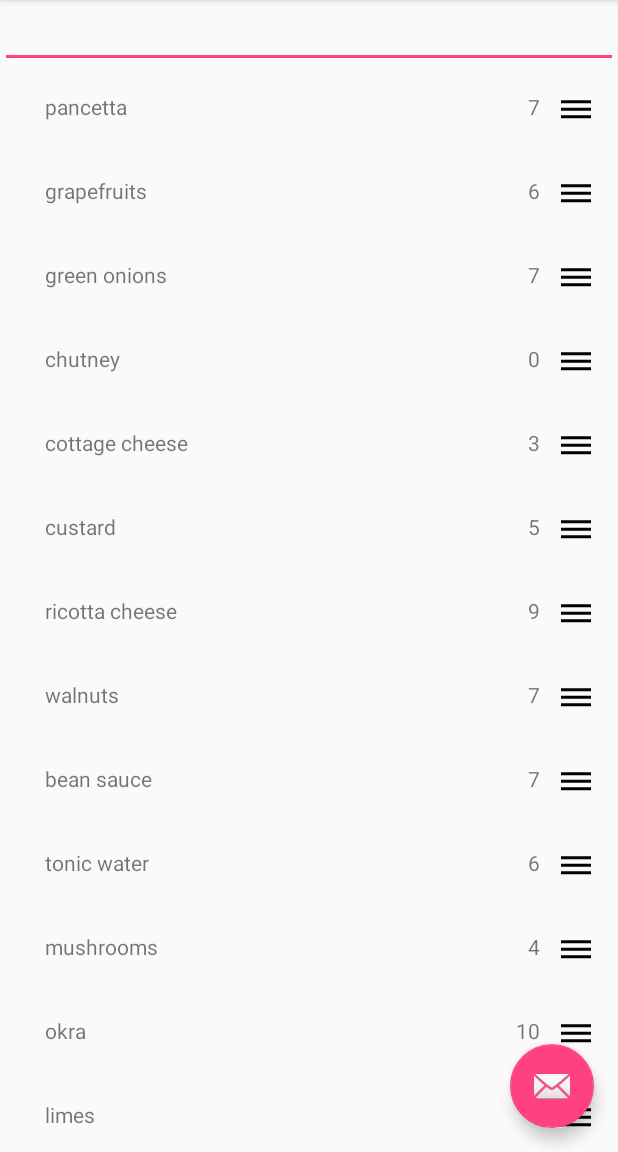
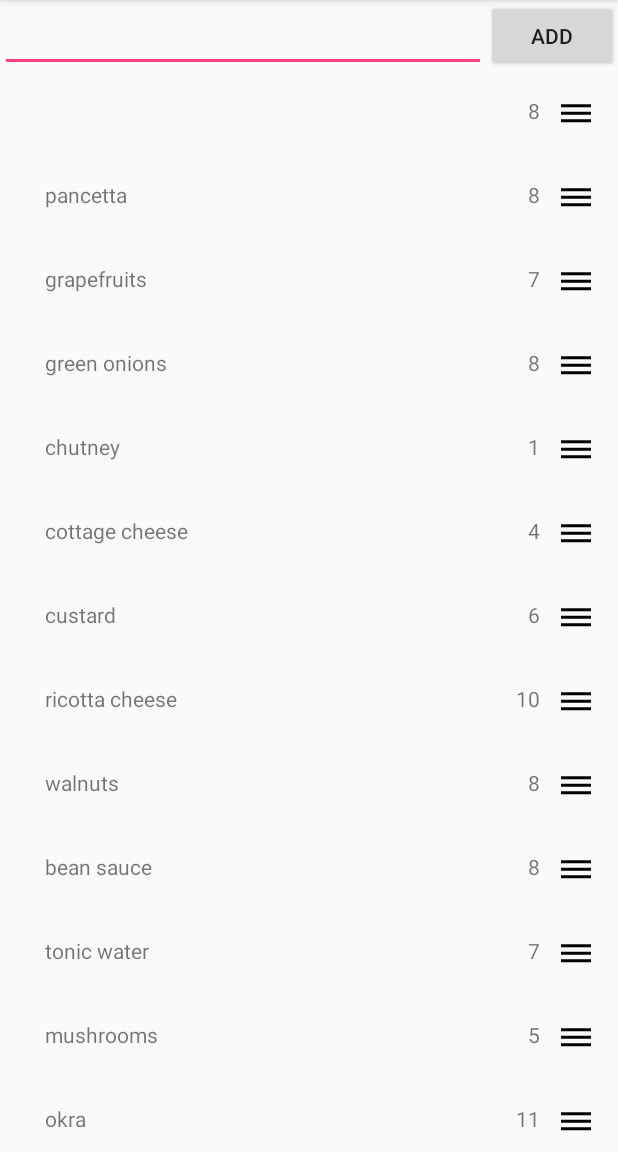
Before and after one commit to EzGreezy/recipe, an Android app: the screen it shows after launch (MainActivity), after a tap on "My List", on a phone screen of 412 x 824 dp, the part 84-1236 px from its top. Run offline under Robolectric (Android 15) with nearby library versions, the phone set to English and light mode, and no system bars; 2 other taps on this screen came first.

Commit message:
Incorporated add button to add ingredient to the list from position 0. Sometimes adds empty item to list in addition to the item added.

```diff
--- a/app/src/main/java/com/nicholaslocicero/focus/reciplee/GroceryListFragment.java
+++ b/app/src/main/java/com/nicholaslocicero/focus/reciplee/GroceryListFragment.java
@@ -7,9 +7,13 @@ import android.support.v7.widget.LinearLayoutManager;
 import android.support.v7.widget.RecyclerView;
 import android.view.LayoutInflater;
 import android.view.View;
+import android.view.View.OnClickListener;
 import android.view.ViewGroup;
+import android.widget.Button;
+import android.widget.EditText;
 import android.widget.TextView;
 import java.util.List;
+import java.util.Random;
 
 
 /**
@@ -19,6 +23,9 @@ public class GroceryListFragment extends Fragment {
 
   private RecyclerView mIngredientRecyclerView;
   private ListAdapter mIgredientListAdapter;
+  private Button mNewIngredient;
+  private EditText mIngredientText;
+  private Random rng = new Random();
 
 
   public GroceryListFragment() {
@@ -33,8 +40,24 @@ public class GroceryListFragment extends Fragment {
 
     mIngredientRecyclerView = (RecyclerView) view.findViewById(R.id.ingredient_list_recycler_view);
     mIngredientRecyclerView.setLayoutManager(new LinearLayoutManager(getActivity()));
+    mNewIngredient = view.findViewById(R.id.add_recipe_button);
+    mIngredientText = view.findViewById(R.id.new_recipe);
 
     updateUI();
+
+    mNewIngredient.setOnClickListener(new OnClickListener() {
+      @Override
+      public void onClick(View v) {
+        Ingredient ingredient = new Ingredient();
+        ingredient.setIngredient(mIngredientText.getText().toString());
+        ingredient.setAmount(rng.nextFloat() * 10 + 1);
+        KitchenIngredients kitchenIngredients = KitchenIngredients.get(getActivity());
+        kitchenIngredients.addIngredient(ingredient);
+        mIgredientListAdapter.notifyItemInserted(0);
+        mIngredientRecyclerView.scrollToPosition(0);
+        mIngredientText.setText("");
+      }
+    });
 
     return view;
   }
@@ -44,7 +67,6 @@ public class GroceryListFragment extends Fragment {
     List<Ingredient> ingredients = kitchenIngredients.getIngredients();
     mIgredientListAdapter = new ListAdapter(ingredients);
     mIngredientRecyclerView.setAdapter(mIgredientListAdapter);
-
   }
 
   private class ListHolder extends RecyclerView.ViewHolder {
--- a/app/src/main/java/com/nicholaslocicero/focus/reciplee/Ingredient.java
+++ b/app/src/main/java/com/nicholaslocicero/focus/reciplee/Ingredient.java
@@ -5,9 +5,7 @@ public class Ingredient {
   private String mIngredient;
   private Float mAmount;
 
-  public Ingredient(String ingredient, Float amount) {
-    mIngredient = ingredient;
-    mAmount = amount;
+  public Ingredient() {
   }
 
   public String getIngredient() {
@@ -17,4 +15,12 @@ public class Ingredient {
   public String getAmount() {
     return String.format("%.0f", mAmount);
   }
+
+  public void setIngredient(String ingredient) {
+    mIngredient = ingredient;
+  }
+
+  public void setAmount(Float amount) {
+    mAmount = amount;
+  }
 }
--- a/app/src/main/java/com/nicholaslocicero/focus/reciplee/KitchenIngredients.java
+++ b/app/src/main/java/com/nicholaslocicero/focus/reciplee/KitchenIngredients.java
@@ -43,10 +43,16 @@ public class KitchenIngredients {
   private KitchenIngredients(Context context) {
     mIngredients = new ArrayList<>();
     for (String food : randomFoods) {
-      Ingredient ingredient = new Ingredient(food, rng.nextFloat() * 10);
+      Ingredient ingredient = new Ingredient();
+      ingredient.setIngredient(food);
+      ingredient.setAmount(rng.nextFloat() * 10 + 1);
       mIngredients.add(ingredient);
     }
   }
 
   public List<Ingredient> getIngredients() { return mIngredients;}
+
+  public void addIngredient(Ingredient ingredient) {
+    mIngredients.add(0, ingredient);
+  }
 }
--- a/app/src/main/java/com/nicholaslocicero/focus/reciplee/MainActivity.java
+++ b/app/src/main/java/com/nicholaslocicero/focus/reciplee/MainActivity.java
@@ -27,15 +27,6 @@ public class MainActivity extends AppCompatActivity
     setContentView(R.layout.activity_main);
     Toolbar toolbar = (Toolbar) findViewById(R.id.toolbar);
     setSupportActionBar(toolbar);
-
-    FloatingActionButton fab = (FloatingActionButton) findViewById(R.id.fab);
-    fab.setOnClickListener(new View.OnClickListener() {
-      @Override
-      public void onClick(View view) {
-        Snackbar.make(view, "Replace with your own action", Snackbar.LENGTH_LONG)
-            .setAction("Action", null).show();
-      }
-    });
 
     DrawerLayout drawer = (DrawerLayout) findViewById(R.id.drawer_layout);
     ActionBarDrawerToggle toggle = new ActionBarDrawerToggle(
--- a/app/src/main/res/layout/app_bar_main.xml
+++ b/app/src/main/res/layout/app_bar_main.xml
@@ -23,12 +23,4 @@
 
   <include layout="@layout/content_main"/>
 
-  <android.support.design.widget.FloatingActionButton
-    android:id="@+id/fab"
-    android:layout_width="wrap_content"
-    android:layout_height="wrap_content"
-    android:layout_margin="@dimen/fab_margin"
-    android:layout_gravity="bottom|end"
-    app:srcCompat="@android:drawable/ic_dialog_email"/>
-
 </android.support.design.widget.CoordinatorLayout>
--- a/app/src/main/res/layout/content_main.xml
+++ b/app/src/main/res/layout/content_main.xml
@@ -9,16 +9,10 @@
   tools:context="com.nicholaslocicero.focus.reciplee.MainActivity"
   tools:showIn="@layout/app_bar_main">
 
-  <EditText
-    android:id="@+id/new_recipe"
-    android:layout_width="match_parent"
-    android:layout_height="wrap_content"/>
-
   <fragment
     android:id="@+id/grocery_list"
     android:name="com.nicholaslocicero.focus.reciplee.GroceryListFragment"
     android:layout_width="match_parent"
-    android:layout_height="wrap_content"
-    app:layout_constraintTop_toBottomOf="@id/new_recipe"/>
+    android:layout_height="wrap_content"/>
 
 </android.support.constraint.ConstraintLayout>
--- a/app/src/main/res/layout/fragment_grocery_list.xml
+++ b/app/src/main/res/layout/fragment_grocery_list.xml
@@ -1,5 +1,29 @@
-<android.support.v7.widget.RecyclerView
+<?xml version="1.0" encoding="utf-8"?>
+<LinearLayout
   xmlns:android="http://schemas.android.com/apk/res/android"
-  android:id="@+id/ingredient_list_recycler_view"
+  android:layout_height="match_parent"
   android:layout_width="match_parent"
-  android:layout_height="wrap_content"/>
+  android:orientation="vertical">
+  <LinearLayout
+    android:id="@+id/search_bar"
+    android:layout_width="match_parent"
+    android:layout_height="wrap_content"
+    android:orientation="horizontal">
+    <EditText
+      android:id="@+id/new_recipe"
+      android:layout_width="wrap_content"
+      android:layout_height="match_parent"
+      android:layout_weight="1"/>
+    <Button
+      android:id="@+id/add_recipe_button"
+      android:layout_width="wrap_content"
+      android:layout_height="match_parent"
+      android:layout_weight="0"
+      android:text="Add"/>
+  </LinearLayout>
+
+  <android.support.v7.widget.RecyclerView
+    android:id="@+id/ingredient_list_recycler_view"
+    android:layout_width="match_parent"
+    android:layout_height="wrap_content"/>
+</LinearLayout>
```
